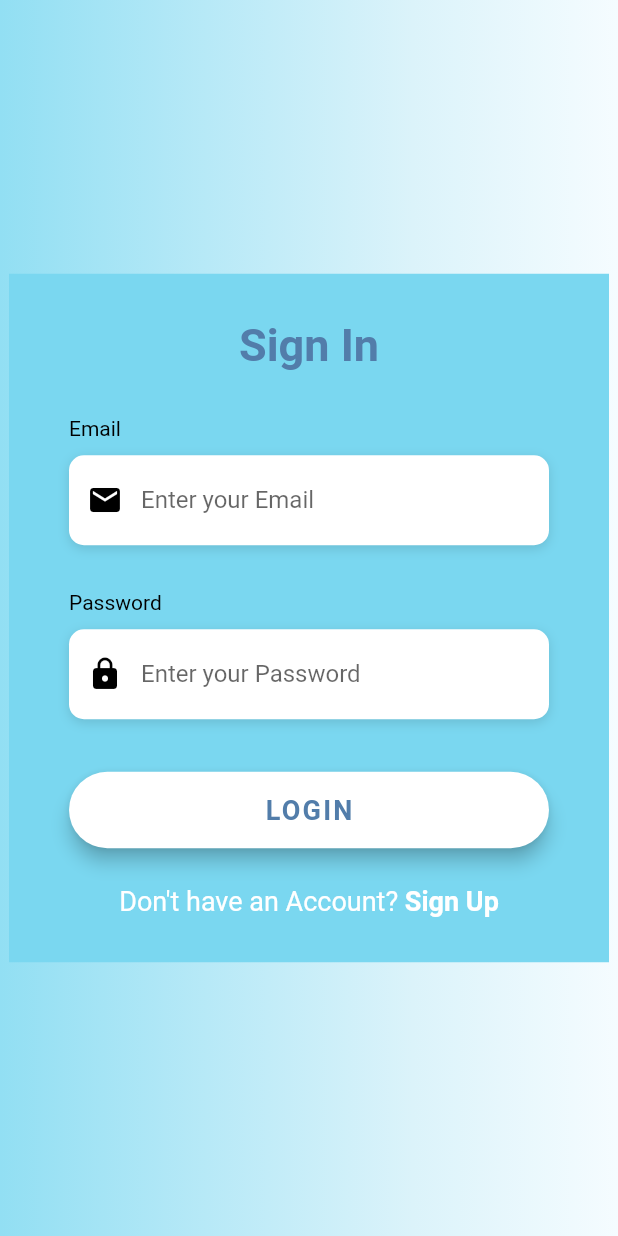
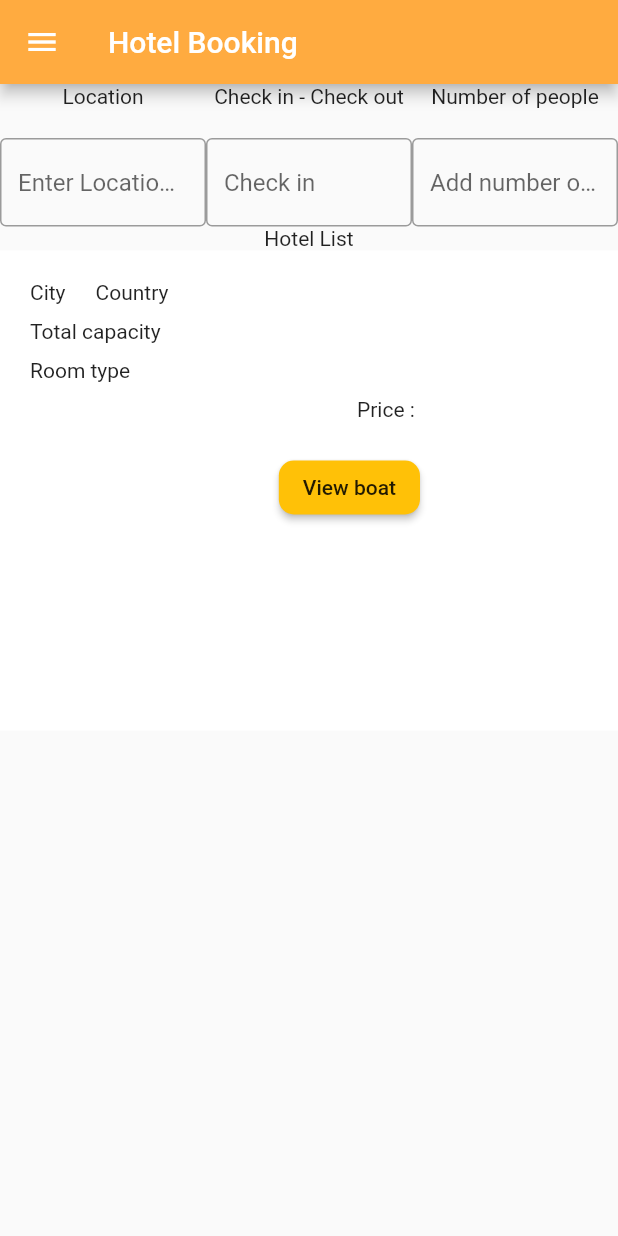
Before and after one commit to Saranya2003/HotelBooking, a Flutter app: the screen it shows after launch, after a tap on "LOGIN", on a phone screen of 412 x 824 dp. Run offline on Flutter 3.47's test engine with Material 2 defaults, Android fonts, the phone set to English and light mode, and no system bars; our stand-ins replace get; Roboto replaces fonts that are missing (Poppins).

Commit message:
Add files via upload

```diff
--- a/untitled/lib/Homepage/Homepage.dart
+++ b/untitled/lib/Homepage/Homepage.dart
@@ -3,51 +3,217 @@ import 'package:get/get.dart';
 import 'package:untitled/Homepage/DrawerItems.dart';
 
 
-class MainCompanyScreen extends StatelessWidget {
-  //final MenuCompany _controller = Get.put(MenuCompany());
+class HomeScreen extends StatelessWidget {
+
+  @override
+  Widget build(BuildContext context) => Scaffold(
+        appBar: AppBar(title: Text("Hotel Booking"),backgroundColor: Colors.orangeAccent,),
+        body:Column(
+        children:[
+          Container(
+            child:
+            Row(
+              children:[
+                Container(
+                  width: MediaQuery.of(context).size.width/3,
+                  child:Column(
+                    children:[
+                      Text("Location"),
+                      SizedBox(height:20),
+                      TextField(decoration: InputDecoration(border:OutlineInputBorder(),
+                        hintText: 'Enter Location here'
+                      )
+                      ),
+                   ],
+                  ),
+                ),
+                Container(
+                  width: MediaQuery.of(context).size.width/3,
+                  child:Column(
+                    children:[
+                      Text("Check in - Check out"),
+                      SizedBox(height:20),
+                      TextField(decoration: InputDecoration(border:OutlineInputBorder(),
+                          hintText: 'Check in'
+                      )
+                      ),
+                    ],
+                  ),
+                ),
+                Container(
+                  width: MediaQuery.of(context).size.width/3,
+                  child:
+                  Column(
+                    children:[
+                      Text("Number of people"),
+                      SizedBox(height:20),
+                      TextField(decoration: InputDecoration(border:OutlineInputBorder(),
+                          hintText: 'Add number of people here'
+                      )
+                      ),
+                    ],
+                  ),
+                ),
+              ]
+            ),
+          ),
+          Container(
+            child: Text("Hotel List")
+          ),
+          Container(
+            child: InfoCard()
+          )
+      ]
+        ),
+
+      drawer: Drawer(
+        // Add a ListView to the drawer. This ensures the user can scroll
+        // through the options in the drawer if there isn't enough vertical
+        // space to fit everything.
+        child: ListView(
+          // Important: Remove any padding from the ListView.
+          padding: EdgeInsets.zero,
+          children: [
+            const DrawerHeader(
+              decoration: BoxDecoration(
+                color: Colors.orange,
+              ),
+              child: Text('Hotel Booking'),
+            ),
+            ListTile(
+              title: const Text('Home'),
+
+              onTap: () {
+                // Update the state of the app.
+                // ...
+              },
+            ),
+            ListTile(
+              title: const Text('Booking Application'),
+              onTap: () {
+                // Update the state of the app.
+                // ...
+              },
+            ),
+            ListTile(
+              title: const Text('Setting'),
+              onTap: () {
+                // Update the state of the app.
+                // ...
+              },
+            ),
+            ListTile(
+              title: const Text('Logout'),
+              onTap: () {
+                // Update the state of the app.
+                // ...
+              },
+            ),
+          ],
+        ),
+      )
+    );
+}
+
+class InfoCard extends StatefulWidget {
+  /*const InfoCard({
+    Key key="0",
+    this.index!,
+  }) : super(key: key);*/
+
+  //final int index;
+
+  @override
+  State<InfoCard> createState() => _InfoCardState();
+}
+
+class _InfoCardState extends State<InfoCard> {
   @override
   Widget build(BuildContext context) {
-    return Scaffold(
-      key: _controller.scaffoldkey,
-      drawer: DrawerItems(),
-      body: SingleChildScrollView(
-        child: Column(
+    return InkWell(
+      child: Container(
+        height: 320,
+        width: 1000,
+        decoration: BoxDecoration(
+          color: Colors.white,
+        ),
+        child: Row(
           children: [
-           // HeaderCompany(),
-            //CenterCompanySection(),
-            SizedBox(
-              height: 20,
-            ),
+            Container(
+                width: 300,
+                height: 300,
+                child: /*Image.asset(LiveAboardDatas[widget.index].image)),*/
+            Expanded(
+              child: Padding(
+                  padding: EdgeInsets.symmetric(horizontal: 20),
+                  child: SingleChildScrollView(
+                    child: Column(
+                      crossAxisAlignment: CrossAxisAlignment.start,
+                      mainAxisAlignment: MainAxisAlignment.center,
+                      children: [
+                       /* Text('Liveaboard name : ' +
+                            HotelList[0].name),*/
+
+                        SizedBox(
+                          height: 10,
+                        ),
+                        Row(
+                          children: [
+                            Text('City'),
+                            SizedBox(width:20),
+                            Text('Country'),
+                          ],
+                        ),
+                        SizedBox(
+                          height: 10,
+                        ),
+
+                        // Text(LiveAboardDatas[widget.index].description),
+                        // SizedBox(
+                        //   height: 10,
+                        // ),
+                        Text('Total capacity'),
+
+                        SizedBox(
+                          height: 10,
+                        ),
+                        Text('Room type'),
+                        SizedBox(
+                          height: 10,
+                        ),
+
+                        Align(
+                            alignment: Alignment.centerRight,
+                            child: Text('Price : ' /* LiveAboardDatas[widget.index].price*/)),
+                        SizedBox(
+                          height: 20,
+                        ),
+                        Align(
+                          alignment: Alignment.centerRight,
+                          child: RaisedButton(
+                            onPressed: () {
+                              /*Navigator.push(
+                                  context,
+                                  MaterialPageRoute(
+                                      builder: (context) =>
+                                          LiveaboardDetailScreen()));
+*/
+                            },
+                            color: Colors.amber,
+                            shape: RoundedRectangleBorder(
+                                borderRadius: BorderRadius.circular(10)),
+                            child: Text("View boat"),
+                          ),
+                        )
+
+                      ],
+                    ),
+                  )),
+            )
+            )
           ],
         ),
       ),
     );
   }
 }
-
-class DrawerItem extends StatelessWidget {
-  final String title;
-  final bool isActive;
-  final VoidCallback press;
-
-  const DrawerItem({
-    Key key,
-    @required this.title,
-    @required this.isActive,
-    @required this.press,
-  }) : super(key: key);
-
-  @override
-  Widget build(BuildContext context) {
-    return ListTile(
-      contentPadding: EdgeInsets.symmetric(horizontal: 20),
-      selected: isActive,
-      selectedTileColor: Color(0xfffB4CFEC),
-      onTap: press,
-      title: Text(
-        title,
-        style: TextStyle(color: Color(0xfff281E5D)),
-      ),
-    );
-  }
-}
--- a/untitled/lib/login/Login.dart
+++ b/untitled/lib/login/Login.dart
@@ -2,6 +2,7 @@ import 'package:flutter/material.dart';
 import 'package:flutter/services.dart';
 import 'package:flutter/widgets.dart';
 import 'package:untitled/Signup/Signup.dart';
+import 'package:untitled/Homepage/Homepage.dart';
 //import 'dart:typed_data';
 //import 'package:hive/hive.dart';
 
@@ -136,8 +137,8 @@ class _LoginScreenState extends State<LoginScreen> {
           //     ?
           //showError(),
 
-          //Navigator.push(context,
-          //MaterialPageRoute(builder: (context) => MainCompanyScreen()))
+          Navigator.push(context,
+          MaterialPageRoute(builder: (context) => HomeScreen()))
           // : showDialog(
           //     context: context,
           //     builder: (context) {
@@ -181,10 +182,10 @@ class _LoginScreenState extends State<LoginScreen> {
           RaisedButton(
             elevation: 5.0,
             onPressed: () {
-              print(
-                  'Login Button Pressed'); //Determine what to do after clicking
-             // Navigator.push(context,
-               //   MaterialPageRoute(builder: (context) => SignUpDiverScreen()));
+              /*print(
+                  'Login Button Pressed'); //Determine what to do after clicking*/
+              Navigator.push(context,
+                  MaterialPageRoute(builder: (context) => HomeScreen()));
             },
             padding: EdgeInsets.all(15.0),
             shape: RoundedRectangleBorder(
--- a/untitled/lib/main.dart
+++ b/untitled/lib/main.dart
@@ -1,6 +1,7 @@
 import 'package:flutter/material.dart';
 import 'package:get/get_navigation/src/root/get_material_app.dart';
 import 'package:untitled/login/Login.dart';
+import 'package:untitled/Payment/PaymentScreen.dart';
 void main() {
   runApp(const MyApp());
 }
@@ -78,10 +79,9 @@ class _MyHomePageState extends State<MyHomePage> {
             style: TextButton.styleFrom(backgroundColor: Color(0xFFF52B2Bf)),
           ),
           fontFamily: 'Poppins'),
-      // home: MainCompanyScreen(),
+
       home: LoginScreen(), //Original
-      //  home: LiveaboardDetailScreen(),
-      // home: DiveResortDetailScreen(),
+      //home: PaymentScreen(),
     );
   }
 }
```
Also changed, not shown: untitled/lib/Controller/Menu.dart (added, +25 -0 lines), untitled/lib/Homepage/DrawerItems.dart (+4 -4 lines), untitled/lib/Payment/PaymentScreen.dart (added, +40 -0 lines).
